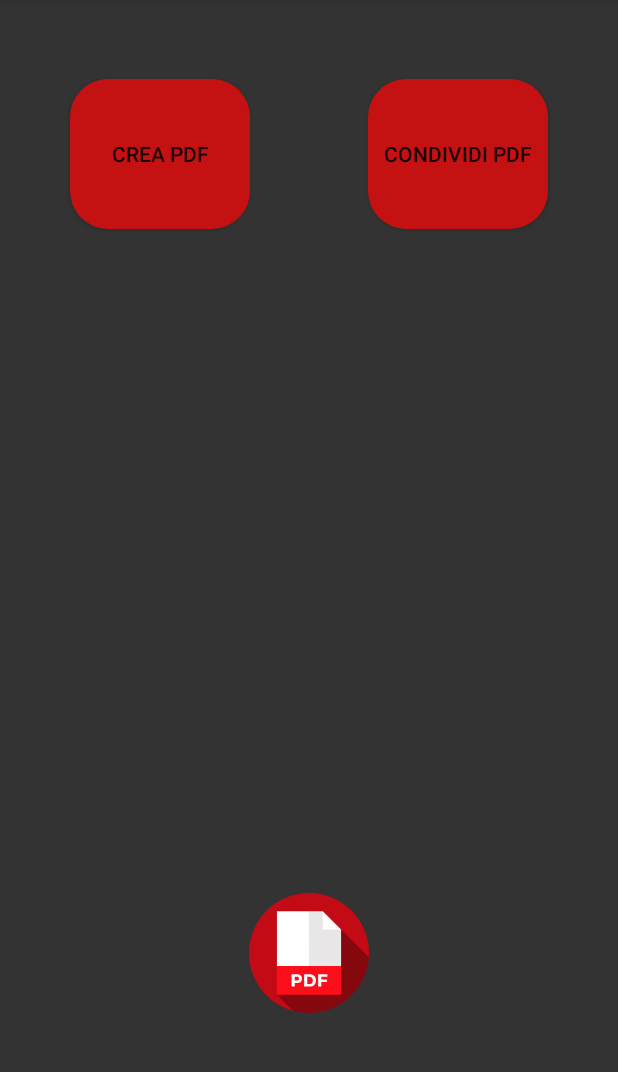
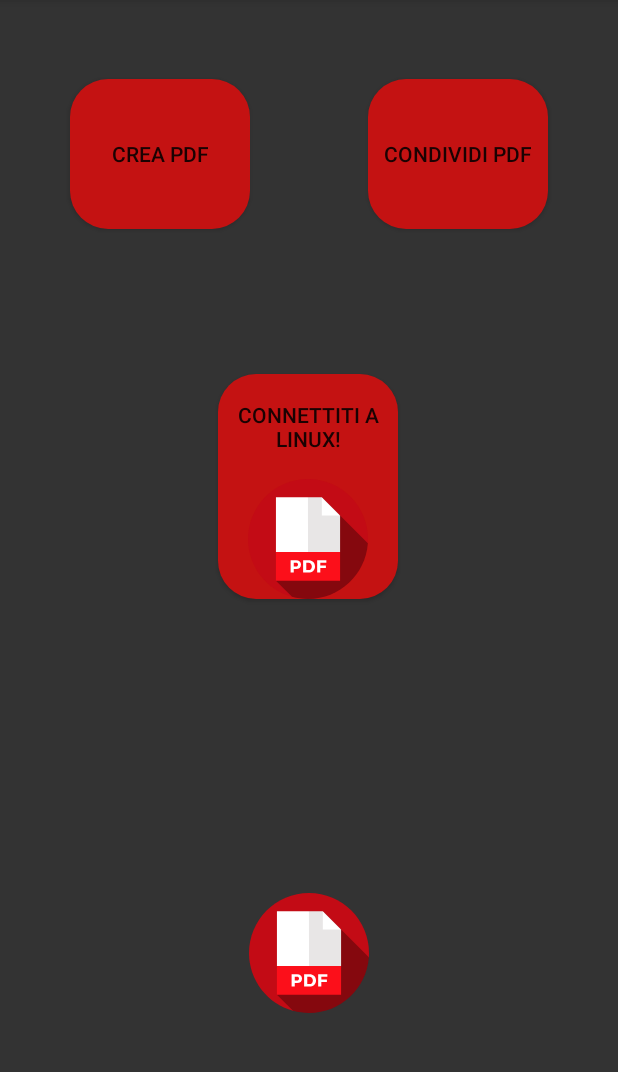
Before and after one commit to Kiriaevi/image2pdf, an Android app built with Jetpack Compose: the screen it shows after launch (MainActivity), on a phone screen of 412 x 824 dp, the part 84-1156 px from its top. Run offline under Robolectric (Android 15) with nearby library versions, the phone set to English and light mode, and no system bars.

```diff
--- a/app/build.gradle.kts
+++ b/app/build.gradle.kts
@@ -61,4 +61,7 @@ dependencies {
     implementation("androidx.camera:camera-extensions:$cameraxVersion")
     // Dipendenze di iText
     implementation("com.itextpdf:itext7-core:7.2.4")
+
+    // Dipendenze di NanoHTTPD
+    implementation("org.nanohttpd:nanohttpd:2.3.1")
 }
--- /dev/null
+++ b/app/src/main/java/com/example/image2pdf/linuxIntegration/ServerNanoHttpd.kt
@@ -0,0 +1,4 @@
+package com.example.image2pdf.linuxIntegration
+
+class ServerNanoHttpd {
+}
--- a/app/src/main/res/layout/activity_main.xml
+++ b/app/src/main/res/layout/activity_main.xml
@@ -37,6 +37,23 @@
         app:layout_constraintTop_toTopOf="parent"
         app:layout_constraintVertical_bias="0.15" />
 
+    <Button
+        android:id="@+id/bottone3"
+        android:layout_width="120dp"
+        android:layout_height="150dp"
+        android:background="@drawable/circle_button"
+        android:backgroundTint="@color/red"
+        android:text="Connettiti a Linux!"
+        app:layout_constraintBottom_toBottomOf="parent"
+        app:layout_constraintEnd_toEndOf="parent"
+        app:layout_constraintHorizontal_bias="0.498"
+        app:layout_constraintStart_toStartOf="parent"
+        app:layout_constraintTop_toTopOf="parent"
+        android:drawableBottom="@drawable/pdf_svgrepo_com"
+        app:layout_constraintVertical_bias="0.453"
+
+    />
+
     <ImageView
         android:id="@+id/imageView"
         android:layout_width="wrap_content"
```
Also changed, not shown: app/src/main/AndroidManifest.xml (+7 -2 lines).
